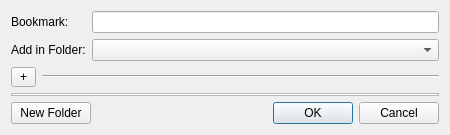
First picture: the form in src/shared/help/bookmarkdialog.ui, repository qt-creator/qt-creator, before the edit.
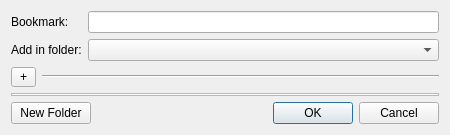
Second picture: the form after the edit.

Commit message: UI text - Fix capitalization

```diff
--- a/src/shared/help/bookmarkdialog.ui
+++ b/src/shared/help/bookmarkdialog.ui
@@ -31,9 +31,9 @@
         </widget>
        </item>
        <item>
-        <widget class="QLabel" name="label_2" >
-         <property name="text" >
-          <string>Add in Folder:</string>
+        <widget class="QLabel" name="label_2">
+         <property name="text">
+          <string>Add in folder:</string>
          </property>
         </widget>
        </item>
```
Left out of the diff: 67 changed lines with no effect on the pictures. The commit also changes 7 other files.
